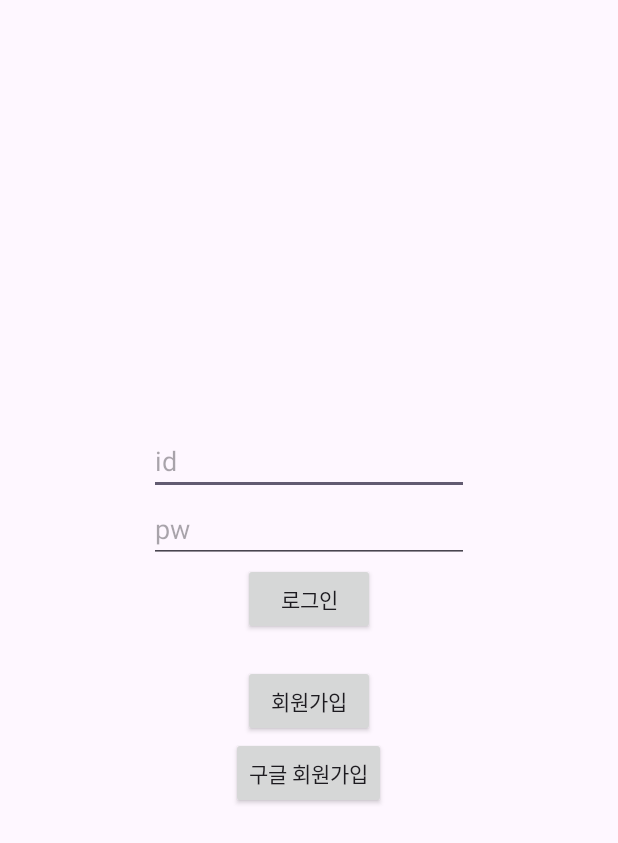
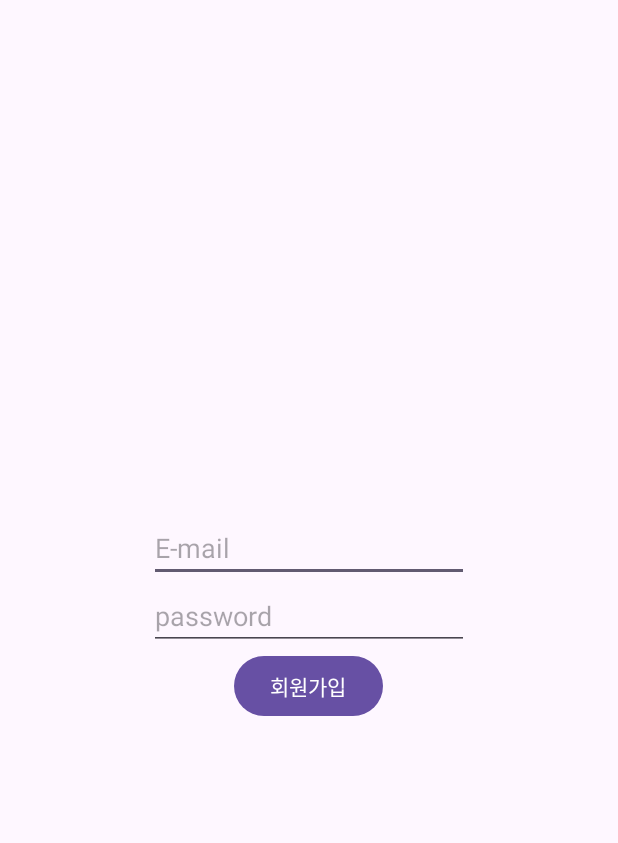
Before and after one commit to parkkh220706/FitnessDiary, an Android app: the screen it shows after launch (LoginActivity before the commit, RegisterActivity after it), after a tap on "회원가입", on a phone screen of 412 x 824 dp. Shown: the top 843 px of the screen. Run offline under Robolectric (Android 15) with nearby library versions, the phone set to English and light mode, and no system bars; our stand-ins replace Firebase (no records; nobody signed in at launch, a user with empty details on screens opened directly).

Commit message:
login activity구현

```diff
--- a/app/src/main/AndroidManifest.xml
+++ b/app/src/main/AndroidManifest.xml
@@ -13,18 +13,17 @@
         android:theme="@style/Theme.FitnessDiary"
         tools:targetApi="31">
         <activity
+            android:name=".RegisterActivity"
+            android:exported="false" />
+        <activity
             android:name=".LoginActivity"
             android:exported="true">
-
             <intent-filter>
                 <action android:name="android.intent.action.MAIN" />
 
                 <category android:name="android.intent.category.LAUNCHER" />
             </intent-filter>
-
-
         </activity>
-
         <activity
             android:name=".EditActivity"
             android:exported="false" />
@@ -33,9 +32,7 @@
             android:exported="false" />
         <activity
             android:name=".MainActivity"
-            android:exported="false">
-
-        </activity>
+            android:exported="false"></activity>
     </application>
 
 </manifest>
--- a/app/src/main/java/com/hong_dev/fitnessdiary/LoginActivity.kt
+++ b/app/src/main/java/com/hong_dev/fitnessdiary/LoginActivity.kt
@@ -19,15 +19,6 @@ class LoginActivity : AppCompatActivity() {
 
         auth = FirebaseAuth.getInstance()
 
-        binding.btnRegister.setOnClickListener {
-            val email = binding.etId.text.toString()
-            val password = binding.etPw.text.toString()
-
-            if(email.isNotEmpty() && password.isNotEmpty()){
-                registerUser(email, password)
-            }
-
-        }
 
         binding.btnLogin.setOnClickListener {
             val email = binding.etId.text.toString()
@@ -38,29 +29,13 @@ class LoginActivity : AppCompatActivity() {
             }
         }
 
+        binding.btnRegister.setOnClickListener {
+            val intent: Intent = Intent(this, RegisterActivity::class.java)
+            startActivity(intent)
+        }
+
     }
 
-    private fun registerUser(email: String, password: String){
-        auth.createUserWithEmailAndPassword(email, password)
-            .addOnCompleteListener(this){task ->
-                if(task.isSuccessful){
-                    // 회원가입 성공
-                    auth.currentUser?.sendEmailVerification()?.addOnCompleteListener{sendTask ->
-                        if(sendTask.isSuccessful){
-                            // 이메일 전송 성공
-                            Toast.makeText(this, "인증 메일이 전송되었습니다.", Toast.LENGTH_SHORT).show()
-                        }else{
-                            // 이메일 전송 실패
-                            Toast.makeText(this, "인증 메일 전송에 실패하였습니다.", Toast.LENGTH_SHORT).show()
-
-                        }
-                    }
-                }else{
-                    // 회원가입 실패
-                    Toast.makeText(this, "회원가입에 실패하였습니다.", Toast.LENGTH_SHORT).show()
-                }
-            }
-    }
 
     private fun loginUser(email: String, password: String){
         auth.signInWithEmailAndPassword(email, password)
--- /dev/null
+++ b/app/src/main/java/com/hong_dev/fitnessdiary/RegisterActivity.kt
@@ -0,0 +1,57 @@
+package com.hong_dev.fitnessdiary
+
+import android.content.Intent
+import androidx.appcompat.app.AppCompatActivity
+import android.os.Bundle
+import android.widget.Toast
+import com.google.firebase.auth.FirebaseAuth
+import com.hong_dev.fitnessdiary.databinding.ActivityRegisterBinding
+
+class RegisterActivity : AppCompatActivity() {
+
+    lateinit var binding: ActivityRegisterBinding
+    lateinit var auth: FirebaseAuth
+
+    override fun onCreate(savedInstanceState: Bundle?) {
+        super.onCreate(savedInstanceState)
+        binding = ActivityRegisterBinding.inflate(layoutInflater)
+        setContentView(binding.root)
+
+        auth = FirebaseAuth.getInstance()
+
+        binding.btnRegister.setOnClickListener {
+            val email = binding.etId.text.toString()
+            val password = binding.etPw.text.toString()
+
+            if(email.isNotEmpty() && password.isNotEmpty()){
+                registerUser(email, password)
+            }
+
+        }
+
+    }
+
+    private fun registerUser(email: String, password: String){
+        auth.createUserWithEmailAndPassword(email, password)
+            .addOnCompleteListener(this){task ->
+                if(task.isSuccessful){
+                    // 회원가입 성공
+                    auth.currentUser?.sendEmailVerification()?.addOnCompleteListener{sendTask ->
+                        if(sendTask.isSuccessful){
+                            // 이메일 전송 성공
+                            Toast.makeText(this, "인증 메일이 전송되었습니다.", Toast.LENGTH_SHORT).show()
+                            val intent: Intent = Intent(this, LoginActivity::class.java)
+                            startActivity(intent)
+                        }else{
+                            // 이메일 전송 실패
+                            Toast.makeText(this, "인증 메일 전송에 실패하였습니다.", Toast.LENGTH_SHORT).show()
+
+                        }
+                    }
+                }else{
+                    // 회원가입 실패
+                    Toast.makeText(this, "회원가입에 실패하였습니다.", Toast.LENGTH_SHORT).show()
+                }
+            }
+    }
+}
--- /dev/null
+++ b/app/src/main/res/layout/activity_register.xml
@@ -0,0 +1,34 @@
+<?xml version="1.0" encoding="utf-8"?>
+<androidx.appcompat.widget.LinearLayoutCompat xmlns:android="http://schemas.android.com/apk/res/android"
+    xmlns:app="http://schemas.android.com/apk/res-auto"
+    xmlns:tools="http://schemas.android.com/tools"
+    android:layout_width="match_parent"
+    android:layout_height="match_parent"
+    android:orientation="vertical"
+    android:gravity="center"
+    tools:context=".RegisterActivity">
+
+    <EditText
+        android:id="@+id/et_id"
+        android:ems="10"
+        android:layout_width="wrap_content"
+        android:layout_height="wrap_content"
+        android:hint="E-mail"
+        android:layout_gravity="center"/>
+
+    <EditText
+        android:id="@+id/et_pw"
+        android:ems="10"
+        android:hint="password"
+        android:layout_below="@+id/et_id"
+        android:layout_width="wrap_content"
+        android:layout_height="wrap_content"
+        android:layout_gravity="center"/>
+
+    <Button
+        android:id="@+id/btn_register"
+        android:layout_width="wrap_content"
+        android:layout_height="wrap_content"
+        android:text="회원가입"/>
+
+</androidx.appcompat.widget.LinearLayoutCompat>
```
